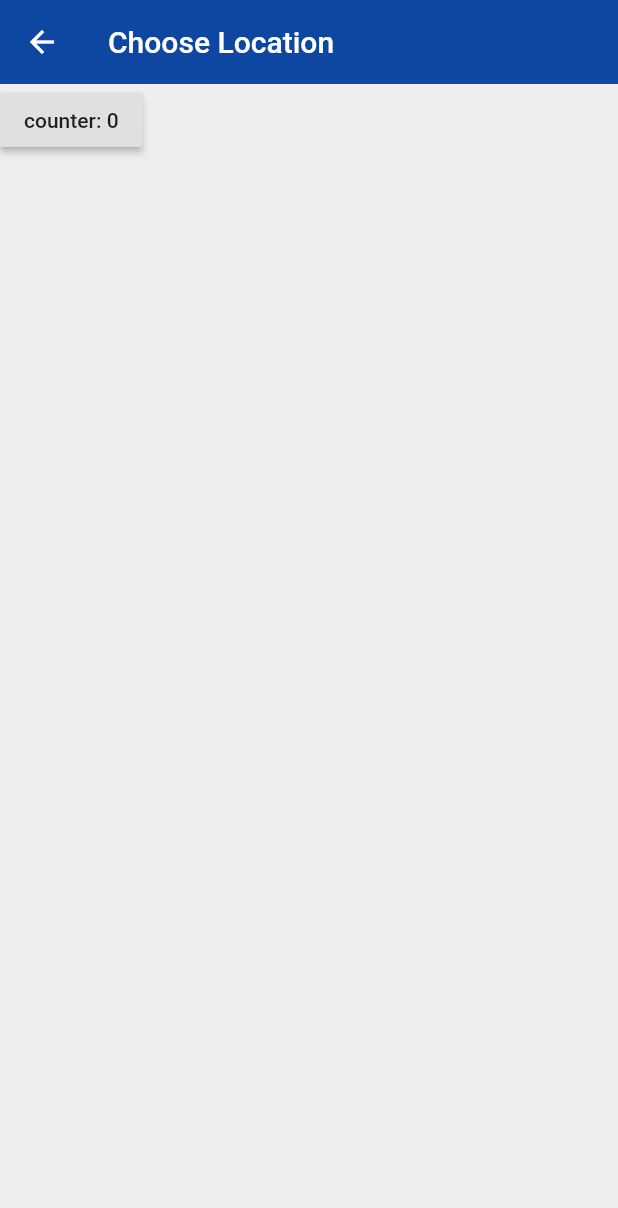
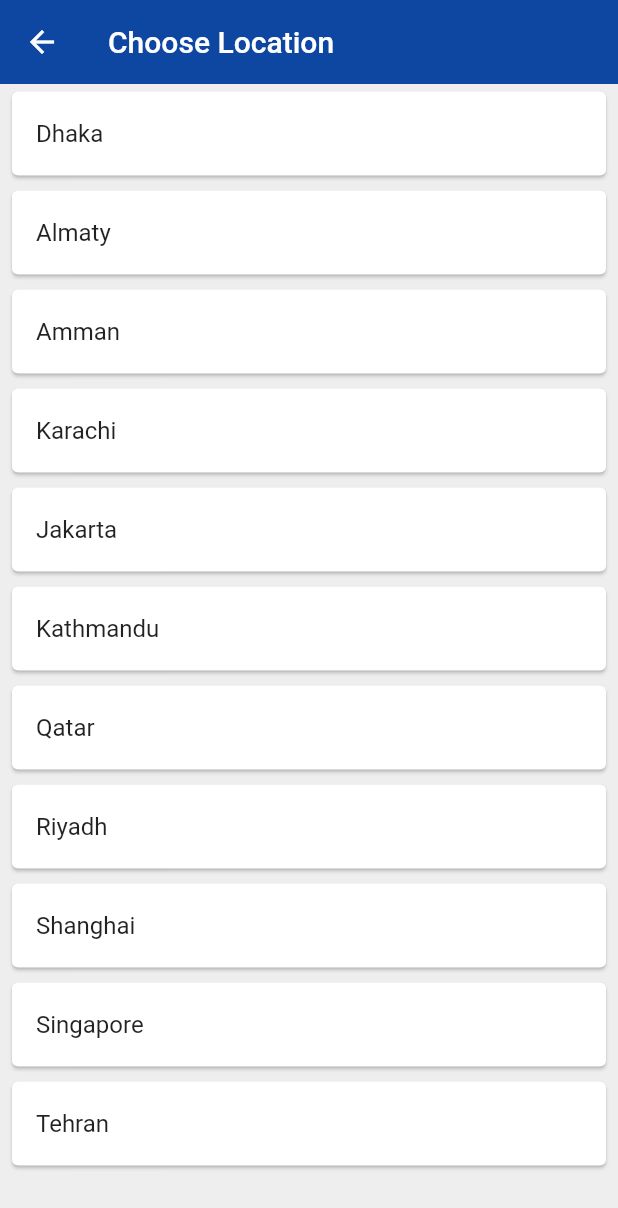
Before and after one commit to kamrul-cse/world_time, a Flutter app: the ChooseLocation screen opened by its route, on a phone screen of 412 x 824 dp. Shown: the top 1208 px of the screen. Run offline on Flutter 3.47's test engine with Material 2 defaults, Android fonts, the phone set to English and light mode, and no system bars; our stand-ins replace flutter_spinkit, modal_progress_hud; network calls fail.

```diff
--- a/lib/pages/choose_location.dart
+++ b/lib/pages/choose_location.dart
@@ -1,4 +1,6 @@
 import 'package:flutter/material.dart';
+import 'package:world_time/services/world_time.dart';
+import 'package:modal_progress_hud/modal_progress_hud.dart';
 
 class ChooseLocation  extends StatefulWidget {
   @override
@@ -6,8 +8,45 @@ class ChooseLocation  extends StatefulWidget {
 }
 
 class _ChooseLocationState extends State<ChooseLocation > {
+  bool _loading = false;
 
   int counter = 0;
+
+  List<WorldTime> locations = [
+    WorldTime(location: 'Dhaka', flag: 'bangladesh.png', url: 'Asia/Dhaka'),
+    WorldTime(location: 'Almaty', flag: 'bangladesh.png', url: 'Asia/Almaty'),
+    WorldTime(location: 'Amman', flag: 'bangladesh.png', url: 'Asia/Amman'),
+    WorldTime(location: 'Karachi', flag: 'bangladesh.png', url: 'Asia/Karachi'),
+    WorldTime(location: 'Jakarta', flag: 'bangladesh.png', url: 'Asia/Jakarta'),
+    WorldTime(location: 'Kathmandu', flag: 'bangladesh.png', url: 'Asia/Kathmandu'),
+    WorldTime(location: 'Qatar', flag: 'bangladesh.png', url: 'Asia/Qatar'),
+    WorldTime(location: 'Riyadh', flag: 'bangladesh.png', url: 'Asia/Riyadh'),
+    WorldTime(location: 'Shanghai', flag: 'bangladesh.png', url: 'Asia/Shanghai'),
+    WorldTime(location: 'Singapore', flag: 'bangladesh.png', url: 'Asia/Singapore'),
+    WorldTime(location: 'Tehran', flag: 'bangladesh.png', url: 'Asia/Tehran')
+  ];
+
+  void updateTime(index) async {
+
+    setState(() {
+      _loading = true;
+    });
+
+    WorldTime instance = locations[index];
+    await instance.getTime();
+
+    setState(() {
+      _loading = false;
+    });
+
+    //navigate to home screen
+    Navigator.pop(context, {
+      'location': instance.location,
+      'flag': instance.flag,
+      'time': instance.time,
+      'isDayTime': instance.isDayTime
+    });
+  }
 
   @override
   void initState() {
@@ -24,14 +63,26 @@ class _ChooseLocationState extends State<ChooseLocation > {
         centerTitle: false,
         elevation: 0,
       ),
-      body: RaisedButton(
-        onPressed: () {
-          setState(() {
-            counter += 1;
-          });
-        },
-        child: Text('counter: $counter'),
+      body: ModalProgressHUD(
+        child: ListView.builder(
+          itemCount: locations.length,
+          itemBuilder: (context, index) {
+            return Padding(
+              padding: const EdgeInsets.symmetric(vertical: 1, horizontal: 4),
+              child: Card(
+                child: ListTile(
+                  onTap: () {
+                    updateTime(index);
+                  },
+                  title: Text(locations[index].location),
+                ),
+              ),
+            );
+          },
+        ),
+        inAsyncCall: _loading,
       ),
     );
   }
+
 }
--- a/pubspec.yaml
+++ b/pubspec.yaml
@@ -26,6 +26,7 @@ dependencies:
   http: ^0.12.2
   intl: ^0.16.1
   flutter_spinkit: ^4.1.2
+  modal_progress_hud: ^0.1.3
 
   # The following adds the Cupertino Icons font to your application.
   # Use with the CupertinoIcons class for iOS style icons.
```
Also changed, not shown: lib/pages/home.dart (+11 -3 lines), pubspec.lock.
